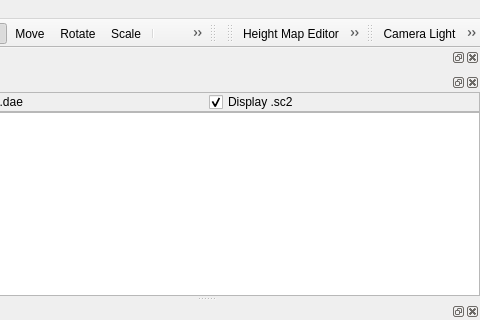
Qt form Tools/ResourceEditor/DataQt/mainwindow.ui (xaoctech/dava.engine) before a commit; both pictures show x 623 to 1103 and y 0 to 320 of the 1103 by 796 pixel window.
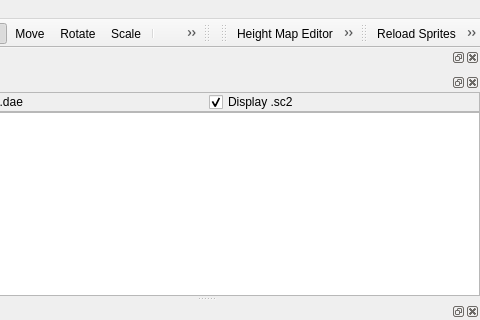
The same form after that commit. Icons and pictures are not drawn. Custom widgets are drawn as their Qt base class.

Commit message: [DF-2439] undo/redo shortcuts now global

The edit to the form file:
```diff
--- a/Tools/ResourceEditor/DataQt/mainwindow.ui
+++ b/Tools/ResourceEditor/DataQt/mainwindow.ui
@@ -767,9 +767,7 @@
    <attribute name="toolBarBreak">
     <bool>false</bool>
    </attribute>
-   <addaction name="actionEnableCameraLight"/>
    <addaction name="actionReloadSprites"/>
-   <addaction name="actionSetShadowColor"/>
    <addaction name="actionLandscape"/>
    <addaction name="actionSkyboxEditor"/>
   </widget>
```
Left out of the diff: 20 changed lines with no effect on the pictures.
